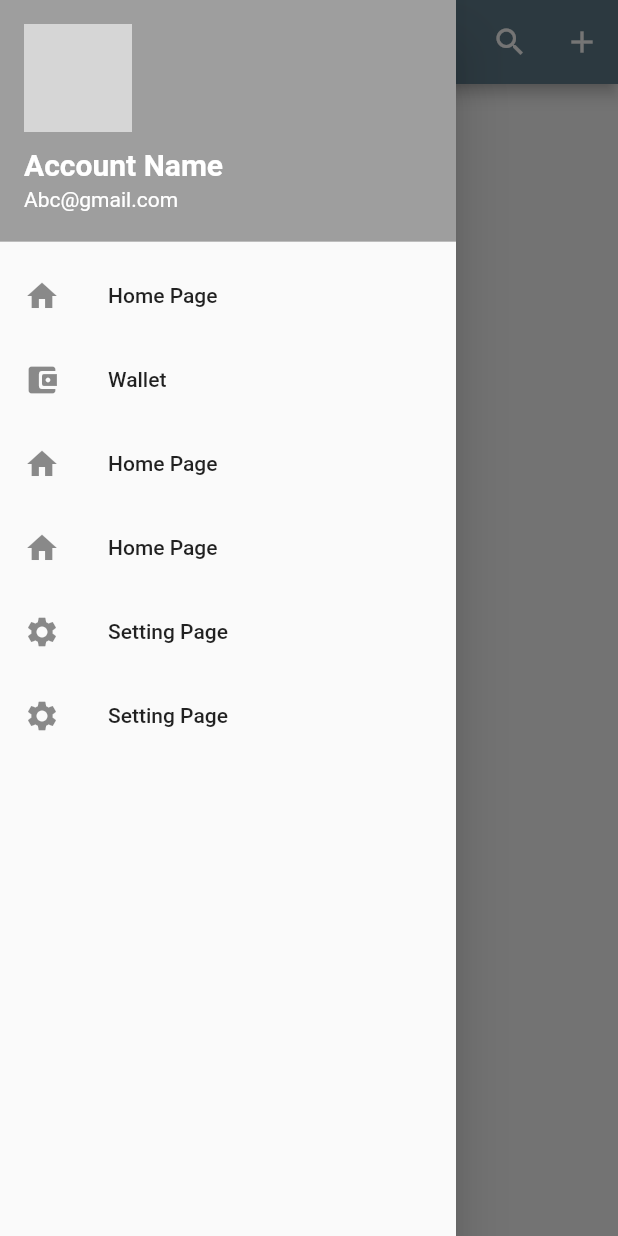
After one commit to mukeshs1510/flutter-UI, a Flutter app: the PhotosAPi screen opened directly, with the side drawer open, on a phone screen of 412 x 824 dp. The commit adds this screen. Run offline on Flutter 3.47's test engine with Material 2 defaults, Android fonts, the phone set to English and light mode, and no system bars; our stand-ins replace flutter_credit_card, get, google_fonts, rive, shared_preferences; accounts and stored records are empty; network calls fail; grey boxes are pictures that could not be loaded.

Commit message:
Added UI for Photos Rest Api

```diff
--- a/lib/components/components.dart
+++ b/lib/components/components.dart
@@ -3,3 +3,8 @@ import 'package:flutter/cupertino.dart';
 const textStyle = TextStyle(
   fontSize: 20,
 );
+
+const boldText = TextStyle(
+  fontSize: 20,
+  fontWeight: FontWeight.bold,
+);
--- a/lib/pages/phoneauth.dart
+++ b/lib/pages/phoneauth.dart
@@ -3,6 +3,7 @@ import 'package:flutter/material.dart';
 import 'package:get/get.dart';
 import 'package:glass_blured/pages/drawer_menu.dart';
 import 'package:glass_blured/pages/home_page.dart';
+import 'package:glass_blured/pages/photos_api.dart';
 import 'package:glass_blured/pages/settings_page.dart';
 import 'package:glass_blured/pages/wallet.dart';
 
@@ -54,6 +55,15 @@ class _PhoneAuthState extends State<PhoneAuth> {
               Get.to(() => SettingPage());
             },
             child: Text("Settings")),
+
+        SizedBox(
+          height: 30,
+        ),
+        ElevatedButton(
+            onPressed: () {
+              Get.to(() => PhotosAPi());
+            },
+            child: Text("PhotosApi App")),
       ],
     ));
   }
--- /dev/null
+++ b/lib/pages/photos_api.dart
@@ -0,0 +1,82 @@
+import 'package:flutter/material.dart';
+import 'package:glass_blured/components/components.dart';
+import 'package:glass_blured/pages/settings_page.dart';
+
+class PhotosAPi extends StatefulWidget {
+  @override
+  _PhotosAPiState createState() => _PhotosAPiState();
+}
+
+class _PhotosAPiState extends State<PhotosAPi> {
+  @override
+  Widget build(BuildContext context) {
+    return Scaffold(
+      appBar: AppBar(
+        title: Text("PhotosApi"),
+        backgroundColor: Colors.blueGrey,
+        actions: [
+          IconButton(icon: Icon(Icons.search), onPressed: () {}),
+          IconButton(icon: Icon(Icons.add), onPressed: () {}),
+        ],
+      ),
+      drawer: Drawer(
+        child: ListView(
+          children: [
+            UserAccountsDrawerHeader(
+              currentAccountPicture: Image.network(
+                  "https://sdk.bitmoji.com/render/panel/853b9378-b5c2-4a12-9bf8-efcdc45f465d-b93dde4d-c80d-4c9f-a0af-70cbc082671e-v1.png?transparent=1&palette=1"),
+              accountName: Text(
+                "Account Name",
+                style: boldText,
+              ),
+              accountEmail: Text("Abc@gmail.com"),
+              decoration: BoxDecoration(color: Colors.grey),
+            ),
+            ListTile(
+              title: Text("Home Page"),
+              leading: Icon(Icons.home),
+              onTap: () {
+                Navigator.of(context).pop();
+              },
+            ),
+            ListTile(
+              title: Text("Wallet"),
+              leading: Icon(Icons.account_balance_wallet_rounded),
+              onTap: () {
+                Navigator.of(context).pop();
+              },
+            ),
+            ListTile(
+              title: Text("Home Page"),
+              leading: Icon(Icons.home),
+              onTap: () {
+                Navigator.of(context).pop();
+              },
+            ),
+            ListTile(
+              title: Text("Home Page"),
+              leading: Icon(Icons.home),
+              onTap: () {
+                Navigator.of(context).pop();
+              },
+            ),
+            ListTile(
+              title: Text("Setting Page"),
+              leading: Icon(Icons.settings),
+              onTap: () {
+                Navigator.of(context).pop();
+              },
+            ),
+            ListTile(
+              title: Text("Setting Page"),
+              leading: Icon(Icons.settings),
+              onTap: () {
+                Navigator.of(context).pop();
+              },
+            ),
+          ],
+        ),
+      ),
+    );
+  }
+}
```
Also changed, not shown: pubspec.yaml (+4 -3 lines), pubspec.lock.
